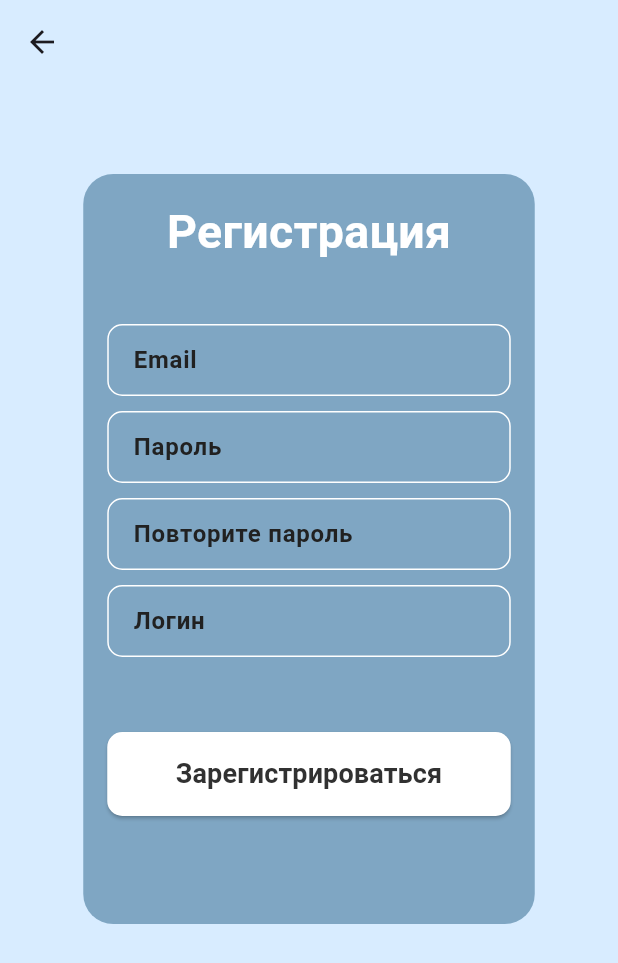
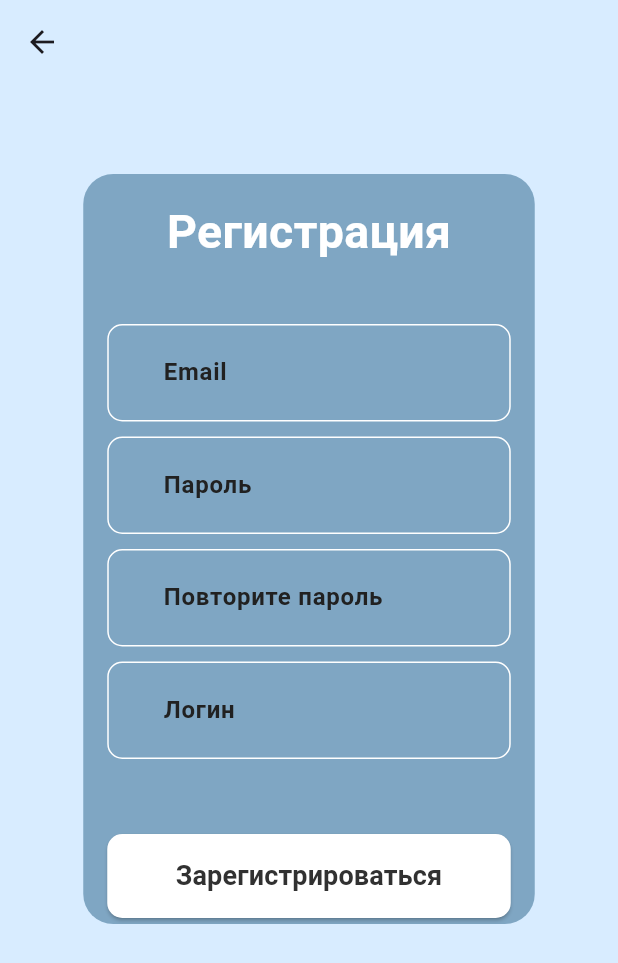
Before and after one commit to DiaboliFelis/Event-horizon, a Flutter app: the RegistrationScreen screen opened directly, after a tap on "Регистрация", on a phone screen of 412 x 824 dp. Shown: the top 963 px of the screen. Run offline on Flutter 3.47's test engine with Material 3 defaults, Android fonts, the phone set to English and light mode, and no system bars; drawn by our look-alikes of auto_size_text; our stand-ins replace firebase_core; accounts and stored records are empty.

Commit message:
add gaps to input fields

```diff
--- a/lib/presentation/pages/registration_page/registration_page.dart
+++ b/lib/presentation/pages/registration_page/registration_page.dart
@@ -40,8 +40,12 @@ class RegistrationScreen extends StatelessWidget {
                         height: 40,
                       ),
                       TextField(
+                        cursorHeight: 30, // Высота курсора
+                        strutStyle: const StrutStyle(
+                          height: 2.0, // Высота строки
+                        ),
                         decoration: InputDecoration(
-                          contentPadding: EdgeInsets.symmetric(vertical: 20.0),
+                          contentPadding: EdgeInsets.symmetric(vertical: 20.0,horizontal: 20),
                           hintText: '   Email/логин',
                           hintStyle: const TextStyle(
                               fontSize: 16,
@@ -66,8 +70,12 @@ class RegistrationScreen extends StatelessWidget {
                       ),
                       const SizedBox(height: 10),
                       TextField(
+                         cursorHeight: 30, // Высота курсора
+                        strutStyle: const StrutStyle(
+                          height: 2.0, // Высота строки
+                        ),
                         decoration: InputDecoration(
-                          contentPadding: EdgeInsets.symmetric(vertical: 20.0),
+                          contentPadding: EdgeInsets.symmetric(vertical: 20.0,horizontal: 20),
                           hintText: '   Пароль',
                           hintStyle: const TextStyle(
                               fontSize: 16,
--- a/lib/presentation/pages/registration_page/registration_page1.dart
+++ b/lib/presentation/pages/registration_page/registration_page1.dart
@@ -25,6 +25,7 @@ class RegistrationScreen1 extends StatelessWidget {
           child: Column(
             mainAxisAlignment: MainAxisAlignment.start,
             crossAxisAlignment: CrossAxisAlignment.center,
+
             children: [
               const SizedBox(height: 60),
               Container(
@@ -48,9 +49,13 @@ class RegistrationScreen1 extends StatelessWidget {
                           height: 40,
                         ),
                         TextField(
+                           cursorHeight: 25, // Высота курсора
+                          strutStyle: const StrutStyle(
+                          height: 2.5, // Высота строки
+                        ),
                           decoration: InputDecoration(
                             contentPadding:
-                                EdgeInsets.symmetric(vertical: 10.0),
+                               EdgeInsets.symmetric(vertical: 10.0,horizontal: 20),
                             hintText: '   Email',
                             hintStyle: const TextStyle(
                                 fontSize: 16,
@@ -75,9 +80,13 @@ class RegistrationScreen1 extends StatelessWidget {
                         ),
                         const SizedBox(height: 10),
                         TextField(
+                           cursorHeight: 25, // Высота курсора
+                          strutStyle: const StrutStyle(
+                          height: 2.5, // Высота строки
+                        ),
                           decoration: InputDecoration(
                             contentPadding:
-                                EdgeInsets.symmetric(vertical: 10.0),
+                                EdgeInsets.symmetric(vertical: 10.0,horizontal: 20),
                             hintText: '   Пароль',
                             hintStyle: const TextStyle(
                                 fontSize: 16,
@@ -102,9 +111,13 @@ class RegistrationScreen1 extends StatelessWidget {
                         ),
                         const SizedBox(height: 10),
                         TextField(
+                           cursorHeight: 25, // Высота курсора
+                          strutStyle: const StrutStyle(
+                          height: 2.5, // Высота строки
+                        ),
                           decoration: InputDecoration(
                             contentPadding:
-                                EdgeInsets.symmetric(vertical: 10.0),
+                               EdgeInsets.symmetric(vertical: 10.0,horizontal: 20),
                             hintText: '   Повторите пароль',
                             hintStyle: const TextStyle(
                                 fontSize: 16,
@@ -129,9 +142,13 @@ class RegistrationScreen1 extends StatelessWidget {
                         ),
                         const SizedBox(height: 10),
                         TextField(
+                           cursorHeight: 25, // Высота курсора
+                          strutStyle: const StrutStyle(
+                         height: 2.5, // Высота строки
+                        ),
                           decoration: InputDecoration(
                             contentPadding:
-                                EdgeInsets.symmetric(vertical: 10.0),
+                                EdgeInsets.symmetric(vertical: 10.0,horizontal: 20),
                             hintText: '   Логин',
                             hintStyle: const TextStyle(
                                 fontSize: 16,
```
Also changed, not shown: pubspec.lock, 1 other file.
